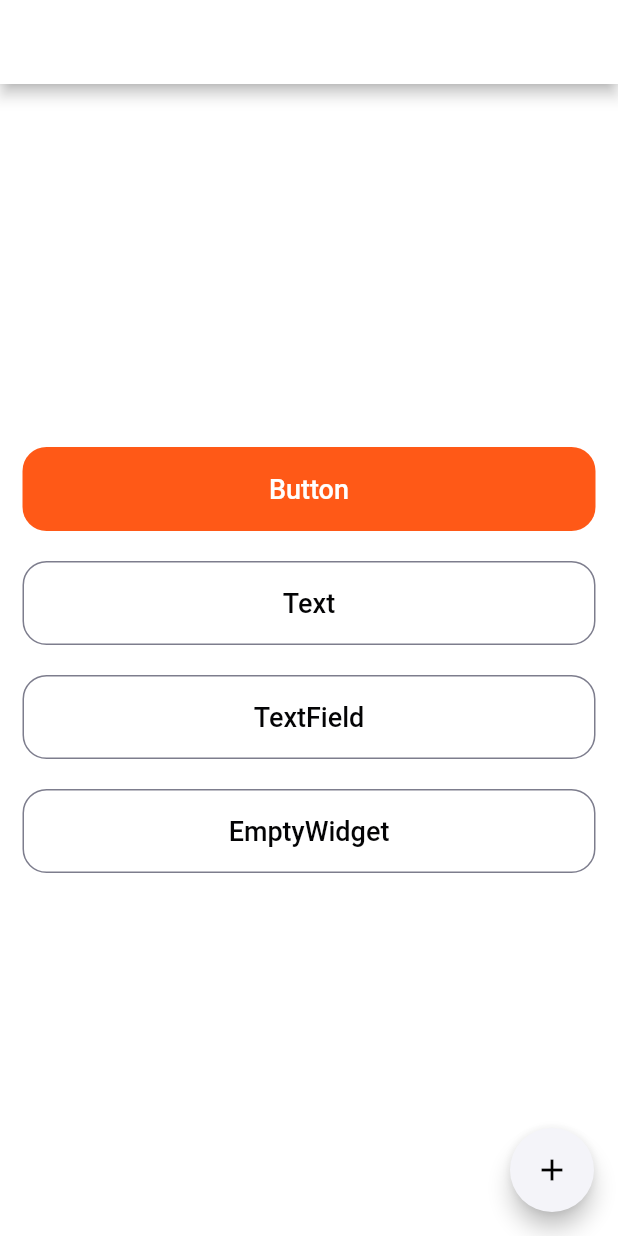
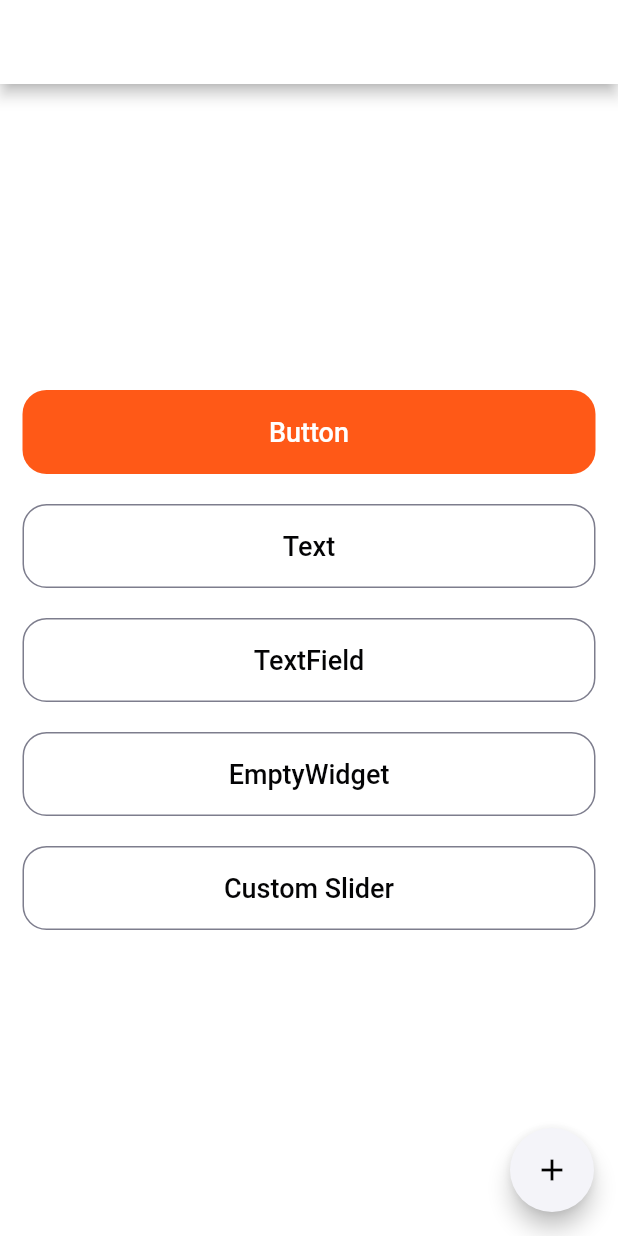
Before and after one commit to cntc0020-mutualevents/Mutual_ui, a Flutter app: the screen it shows after launch, on a phone screen of 412 x 824 dp. Run offline on Flutter 3.47's test engine with Material 2 defaults, Android fonts, the phone set to English and light mode, and no system bars; our stand-ins replace flutter_svg, get.

Commit message:
text widget change

```diff
--- a/example/lib/main.dart
+++ b/example/lib/main.dart
@@ -10,6 +10,7 @@ import 'package:mutual_ui/utils/app_colors.dart';
 import 'package:mutual_ui/utils/theme.dart';
 
 import 'ThemeController/themeController.dart';
+import 'customSlider.dart';
 
 void main() {
   Get.put(ThemeController());
@@ -104,6 +105,15 @@ class _MyHomePageState extends State<MyHomePage> {
                 text: 'EmptyWidget',
                 press: () => Get.to(() => ShowEmptyContent()),
               ),
+              sized0hx20,
+              MuButton(
+                context: context,
+                height: 56,
+                radius: 16,
+                borderColor: cDarkGrey,
+                text: 'Custom Slider',
+                press: () => Get.to(() => CustomSlider()),
+              ),
             ],
           ),
         ),
```
Also changed, not shown: example/lib/customSlider.dart (added, +71 -0 lines), lib/module/general/widgets/textWidget.dart (+5 -2 lines).
